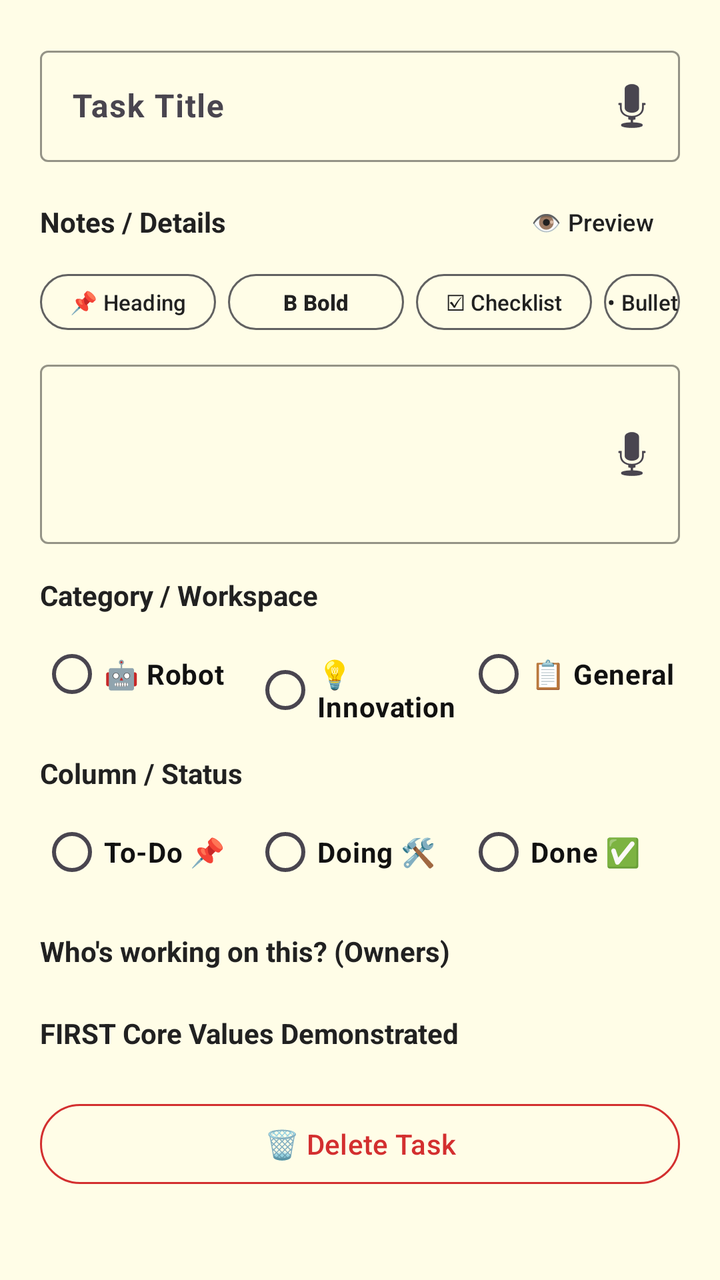
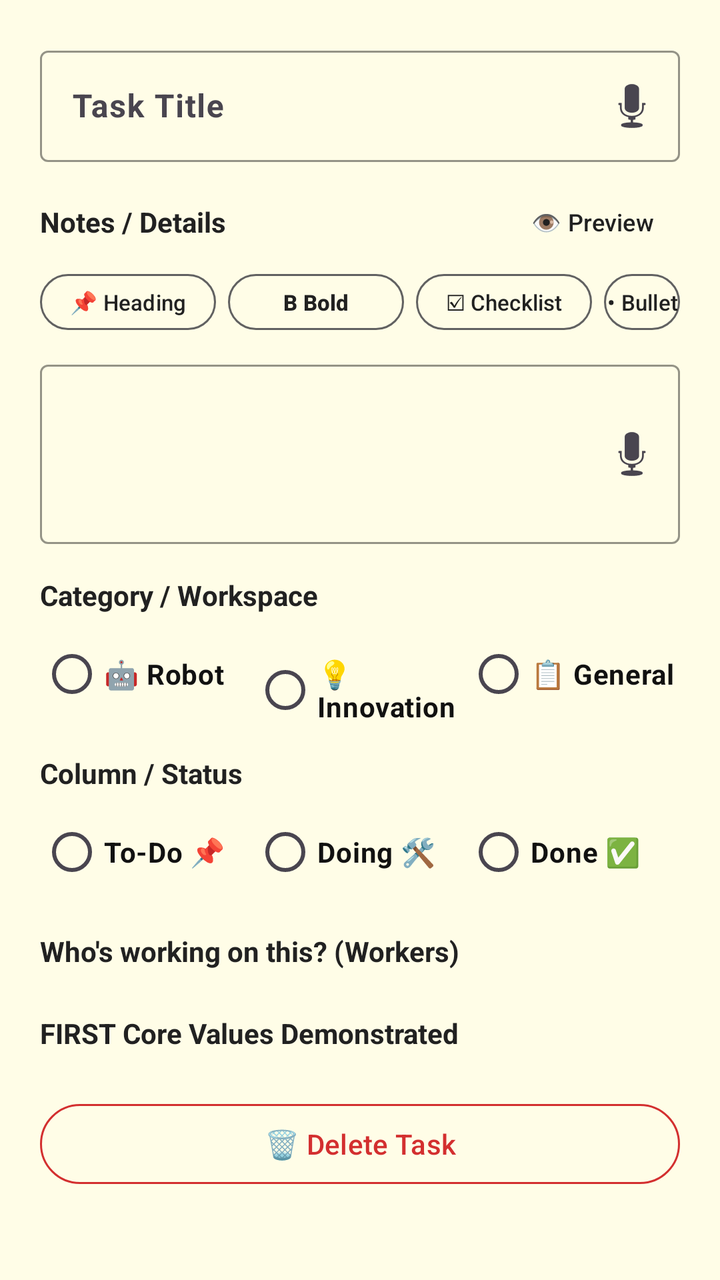

Before-and-after screenshots of an Android layout around one commit, followed by the original layout XML and the change that was made.
<!-- AndroidManifest.xml: application theme Theme.PushToGitHub -->
<!-- res/layout/dialog_edit_sticky_note.xml -->
<?xml version="1.0" encoding="utf-8"?>

<ScrollView xmlns:android="http://schemas.android.com/apk/res/android"
    xmlns:app="http://schemas.android.com/apk/res-auto"
    android:layout_width="match_parent"
    android:layout_height="wrap_content"
    android:fillViewport="true"
    android:background="#FFFDE7">

    <LinearLayout
        android:layout_width="match_parent"
        android:layout_height="wrap_content"
        android:orientation="vertical"
        android:padding="20dp">

        <com.google.android.material.textfield.TextInputLayout
            android:id="@+id/layoutTaskTitle"
            android:layout_width="match_parent"
            android:layout_height="wrap_content"
            android:hint="Task Title"
            app:hintTextColor="#212121"
            app:boxStrokeColor="#212121"
            app:endIconMode="custom"
            app:endIconDrawable="@android:drawable/ic_btn_speak_now"
            app:endIconContentDescription="Voice input for title"
            android:layout_marginBottom="12dp">

            <com.google.android.material.textfield.TextInputEditText
                android:id="@+id/inputTaskTitle"
                android:layout_width="match_parent"
                android:layout_height="wrap_content"
                android:textColor="#111111"
                android:textColorHint="#757575"
                android:textSize="16sp"
                android:textStyle="bold"
                android:inputType="textCapSentences" />
        </com.google.android.material.textfield.TextInputLayout>

        
        <LinearLayout
            android:layout_width="match_parent"
            android:layout_height="wrap_content"
            android:orientation="horizontal"
            android:gravity="center_vertical"
            android:paddingBottom="4dp">

            <TextView
                android:layout_width="0dp"
                android:layout_height="wrap_content"
                android:layout_weight="1"
                android:text="Notes / Details"
                android:textSize="14sp"
                android:textStyle="bold"
                android:textColor="#212121" />

            <com.google.android.material.button.MaterialButton
                android:id="@+id/btnTogglePreview"
                style="@style/Widget.Material3.Button.TextButton"
                android:layout_width="wrap_content"
                android:layout_height="36dp"
                android:text="👁️ Preview"
                android:textSize="12sp"
                android:textColor="#212121"
                android:padding="0dp" />

        </LinearLayout>

        
        <LinearLayout
            android:id="@+id/formattingToolbar"
            android:layout_width="match_parent"
            android:layout_height="wrap_content"
            android:orientation="horizontal"
            android:paddingBottom="8dp">

            <com.google.android.material.button.MaterialButton
                android:id="@+id/btnFormatHeading"
                style="@style/Widget.Material3.Button.OutlinedButton"
                android:layout_width="wrap_content"
                android:layout_height="36dp"
                android:text="📌 Heading"
                android:textSize="11sp"
                android:textColor="#212121"
                app:strokeColor="#616161"
                android:padding="0dp"
                android:layout_marginEnd="6dp" />

            <com.google.android.material.button.MaterialButton
                android:id="@+id/btnFormatBold"
                style="@style/Widget.Material3.Button.OutlinedButton"
                android:layout_width="wrap_content"
                android:layout_height="36dp"
                android:text="B Bold"
                android:textSize="11sp"
                android:textColor="#212121"
                app:strokeColor="#616161"
                android:textStyle="bold"
                android:padding="0dp"
                android:layout_marginEnd="6dp" />

            <com.google.android.material.button.MaterialButton
                android:id="@+id/btnFormatChecklist"
                style="@style/Widget.Material3.Button.OutlinedButton"
                android:layout_width="wrap_content"
                android:layout_height="36dp"
                android:text="☑ Checklist"
                android:textSize="11sp"
                android:textColor="#212121"
                app:strokeColor="#616161"
                android:padding="0dp"
                android:layout_marginEnd="6dp" />

            <com.google.android.material.button.MaterialButton
                android:id="@+id/btnFormatBullet"
                style="@style/Widget.Material3.Button.OutlinedButton"
                android:layout_width="wrap_content"
                android:layout_height="36dp"
                android:text="• Bullet"
                android:textSize="11sp"
                android:textColor="#212121"
                app:strokeColor="#616161"
                android:padding="0dp" />

        </LinearLayout>

        
        <FrameLayout
            android:layout_width="match_parent"
            android:layout_height="wrap_content"
            android:layout_marginBottom="16dp">

            
            <com.google.android.material.textfield.TextInputLayout
                android:id="@+id/inputTaskBodyLayout"
                android:layout_width="match_parent"
                android:layout_height="wrap_content"
                app:hintTextColor="#212121"
                app:boxStrokeColor="#212121"
                app:endIconMode="custom"
                app:endIconDrawable="@android:drawable/ic_btn_speak_now"
                app:endIconContentDescription="Voice input for notes">

                <com.google.android.material.textfield.TextInputEditText
                    android:id="@+id/inputTaskBody"
                    android:layout_width="match_parent"
                    android:layout_height="wrap_content"
                    android:textColor="#111111"
                    android:textColorHint="#757575"
                    android:textSize="15sp"
                    android:minLines="3"
                    android:gravity="top"
                    android:inputType="textMultiLine|textCapSentences" />
            </com.google.android.material.textfield.TextInputLayout>

            
            <TextView
                android:id="@+id/textTaskBodyPreview"
                android:layout_width="match_parent"
                android:layout_height="wrap_content"
                android:minHeight="80dp"
                android:background="#FFFFFF"
                android:padding="12dp"
                android:textSize="14sp"
                android:textColor="#111111"
                android:lineSpacingExtra="3dp"
                android:visibility="gone" />

        </FrameLayout>

        <TextView
            android:layout_width="match_parent"
            android:layout_height="wrap_content"
            android:text="Category / Workspace"
            android:textSize="14sp"
            android:textStyle="bold"
            android:textColor="#212121"
            android:paddingBottom="6dp" />

        <RadioGroup
            android:id="@+id/categoryGroup"
            android:layout_width="match_parent"
            android:layout_height="wrap_content"
            android:orientation="horizontal"
            android:layout_marginBottom="16dp">

            <RadioButton
                android:id="@+id/radioCatRobot"
                android:layout_width="0dp"
                android:layout_height="wrap_content"
                android:layout_weight="1"
                android:text="🤖 Robot"
                android:textColor="#111111"
                android:textStyle="bold" />

        <RadioButton
            android:id="@+id/radioCatInnovation"
            android:layout_width="0dp"
            android:layout_height="wrap_content"
            android:layout_weight="1"
            android:text="💡 Innovation"
            android:textColor="#111111"
            android:textStyle="bold" />

        <RadioButton
            android:id="@+id/radioCatGeneral"
            android:layout_width="0dp"
            android:layout_height="wrap_content"
            android:layout_weight="1"
            android:text="📋 General"
            android:textColor="#111111"
            android:textStyle="bold" />
    </RadioGroup>

    <TextView
        android:layout_width="match_parent"
        android:layout_height="wrap_content"
        android:text="Column / Status"
        android:textSize="14sp"
        android:textStyle="bold"
        android:textColor="#212121"
        android:paddingBottom="6dp" />

    <RadioGroup
        android:id="@+id/columnGroup"
        android:layout_width="match_parent"
        android:layout_height="wrap_content"
        android:orientation="horizontal"
        android:layout_marginBottom="16dp">

        <RadioButton
            android:id="@+id/radioTodo"
            android:layout_width="0dp"
            android:layout_height="wrap_content"
            android:layout_weight="1"
            android:text="To-Do 📌"
            android:textColor="#111111"
            android:textStyle="bold" />

        <RadioButton
            android:id="@+id/radioDoing"
            android:layout_width="0dp"
            android:layout_height="wrap_content"
            android:layout_weight="1"
            android:text="Doing 🛠️"
            android:textColor="#111111"
            android:textStyle="bold" />

        <RadioButton
            android:id="@+id/radioDone"
            android:layout_width="0dp"
            android:layout_height="wrap_content"
            android:layout_weight="1"
            android:text="Done ✅"
            android:textColor="#111111"
            android:textStyle="bold" />
    </RadioGroup>

    <TextView
        android:layout_width="match_parent"
        android:layout_height="wrap_content"
        android:text="Who's working on this? (Owners)"
        android:textSize="14sp"
        android:textStyle="bold"
        android:textColor="#212121"
        android:paddingBottom="6dp" />

    <com.google.android.material.chip.ChipGroup
        android:id="@+id/ownerChipsGroup"
        android:layout_width="match_parent"
        android:layout_height="wrap_content"
        android:layout_marginBottom="16dp"
        app:singleSelection="false" />

    <TextView
        android:layout_width="match_parent"
        android:layout_height="wrap_content"
        android:text="FIRST Core Values Demonstrated"
        android:textSize="14sp"
        android:textStyle="bold"
        android:textColor="#212121"
        android:paddingBottom="6dp" />

    <com.google.android.material.chip.ChipGroup
        android:id="@+id/coreValueChipsGroup"
        android:layout_width="match_parent"
        android:layout_height="wrap_content"
        android:layout_marginBottom="16dp"
        app:singleSelection="false" />

    <com.google.android.material.button.MaterialButton
        android:id="@+id/buttonDeleteCard"
        style="@style/Widget.Material3.Button.OutlinedButton"
        android:layout_width="match_parent"
        android:layout_height="wrap_content"
        android:text="🗑️ Delete Task"
        android:textColor="#D32F2F"
        app:strokeColor="#D32F2F" />

    </LinearLayout>
</ScrollView>
<!-- resources referenced by this layout -->
<resources>
  <style name="Theme.PushToGitHub" parent="Theme.Material3.DayNight.NoActionBar">
          <item name="colorPrimary">@color/brand_primary</item>
          <item name="colorOnPrimary">@color/white</item>
          <item name="android:statusBarColor">@color/brand_primary</item>
      </style>
  <color name="brand_primary">#2E7D32</color>
  <color name="white">#FFFFFF</color>
</resources>

<!-- the commit's change to res/layout/dialog_edit_sticky_note.xml (unified diff, before → after) -->
@@ -258,7 +258,7 @@
     <TextView
         android:layout_width="match_parent"
         android:layout_height="wrap_content"
-        android:text="Who's working on this? (Owners)"
+        android:text="Who's working on this? (Workers)"
         android:textSize="14sp"
         android:textStyle="bold"
         android:textColor="#212121"
